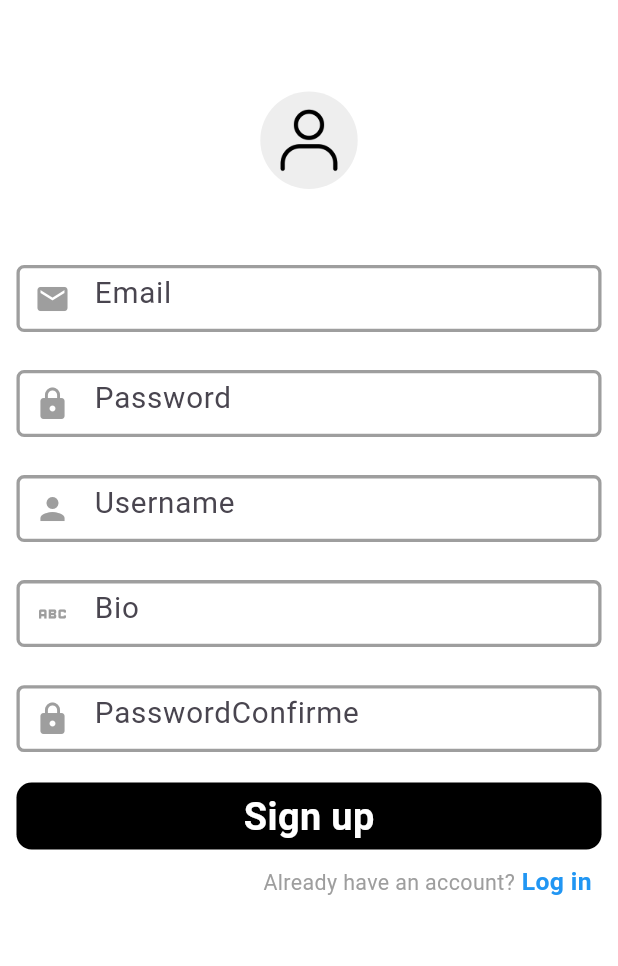
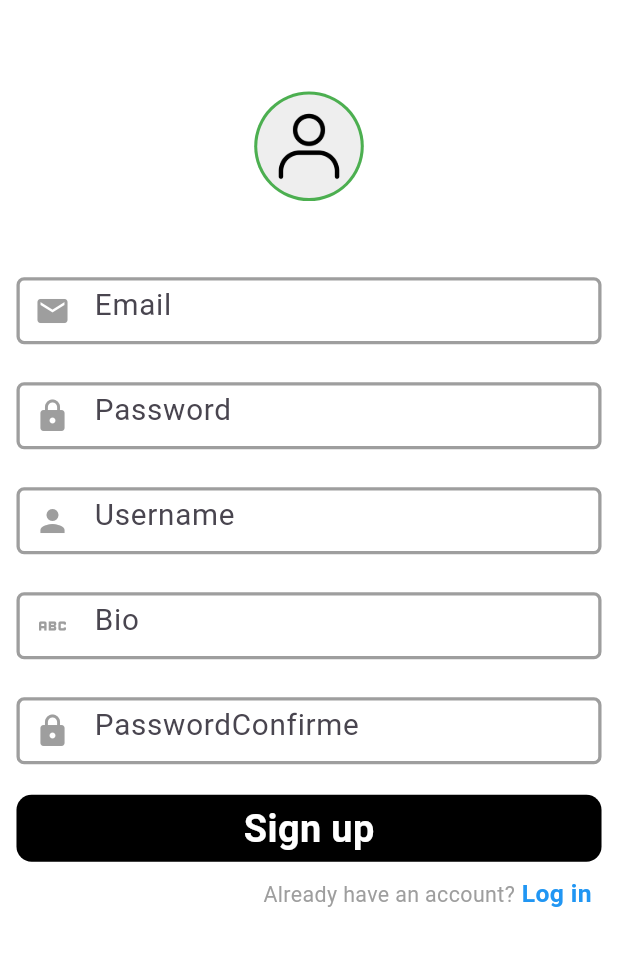
Before and after one commit to USMAFIA/insta_clone2, a Flutter app: the screen it shows after launch, after a tap on "Signup", on a phone screen of 412 x 824 dp, the part 119-1085 px from its top. Run offline on Flutter 3.47's test engine with Material 3 defaults, Android fonts, the phone set to English and light mode, and no system bars; our stand-ins replace cloud_firestore, firebase_auth, firebase_core, flutter_screenutil, image_picker; accounts and stored records are empty.

Commit message:
2ndd commit

```diff
--- a/lib/main.dart
+++ b/lib/main.dart
@@ -1,8 +1,14 @@
+import 'package:firebase_core/firebase_core.dart';
 import 'package:flutter/material.dart';
 import 'package:flutter_screenutil/flutter_screenutil.dart';
-import 'screens/auth/auth_screen.dart';
+import 'package:insta_clone2/screens/auth/mainpage.dart';
+import 'firebase_options.dart';
 
-void main() {
+void main() async {
+  WidgetsFlutterBinding.ensureInitialized();
+  await Firebase.initializeApp(
+    options: DefaultFirebaseOptions.currentPlatform,
+  );
   runApp(const MyApp());
 }
 
@@ -13,7 +19,7 @@ class MyApp extends StatelessWidget {
   Widget build(BuildContext context) {
     return const MaterialApp(
       debugShowCheckedModeBanner: false,
-      home: ScreenUtilInit(designSize: Size(375, 812),child: AuthPage()),
+      home: ScreenUtilInit(designSize: Size(375, 812), child: Mainpage()),
     );
   }
 }
--- /dev/null
+++ b/lib/screens/auth/mainpage.dart
@@ -0,0 +1,29 @@
+import 'package:firebase_auth/firebase_auth.dart';
+import 'package:flutter/material.dart';
+import 'package:insta_clone2/screens/auth/auth_screen.dart';
+import 'package:insta_clone2/screens/home.dart';
+
+class Mainpage extends StatefulWidget {
+  const Mainpage({super.key});
+
+  @override
+  State<Mainpage> createState() => _MainpageState();
+}
+
+class _MainpageState extends State<Mainpage> {
+  @override
+  Widget build(BuildContext context) {
+    return Scaffold(
+      body: StreamBuilder<User?>(
+        stream: FirebaseAuth.instance.authStateChanges(),
+        builder: (context, snapshot) {
+          if (snapshot.hasData) {
+            return const Home();
+          } else {
+            return const AuthPage();
+          }
+        },
+      ),
+    );
+  }
+}
--- a/lib/screens/signup_screen.dart
+++ b/lib/screens/signup_screen.dart
@@ -1,9 +1,14 @@
 import 'package:flutter/material.dart';
 import 'package:flutter_screenutil/flutter_screenutil.dart';
+import 'package:insta_clone2/data/firebase_services/firebase_auth.dart';
+import 'package:insta_clone2/utils/dialog.dart';
+import 'dart:io' as io;
+import 'package:insta_clone2/utils/exceptions.dart';
+import 'package:insta_clone2/utils/imagepicker.dart';
 
 class SignupScreen extends StatefulWidget {
   final VoidCallback show;
-  const SignupScreen(this.show,{super.key});
+  const SignupScreen(this.show, {super.key});
 
   @override
   State<SignupScreen> createState() => _SignupScreenState();
@@ -20,6 +25,17 @@ class _SignupScreenState extends State<SignupScreen> {
   FocusNode username_F = FocusNode();
   final passwordConfirme = TextEditingController();
   FocusNode passwordConfirme_F = FocusNode();
+  io.File? _imageFile;
+  @override
+  void dispose() {
+    super.dispose();
+    email.dispose();
+    password.dispose();
+    bio.dispose();
+    username.dispose();
+    passwordConfirme.dispose();
+  }
+
   @override
   Widget build(BuildContext context) {
     return Scaffold(
@@ -39,11 +55,34 @@ class _SignupScreenState extends State<SignupScreen> {
             SizedBox(
               height: 60.h,
             ),
-                Center(
+            InkWell(
+              onTap: () async {
+                io.File _imagefilee =
+                    await ImagePickerr().uploadImage('gallary');
+                setState(() {
+                  _imageFile = _imagefilee;
+                });
+              },
+              child: Center(
                 child: CircleAvatar(
-                    radius: 32.r,
+                  radius: 36.r,
+                  backgroundColor: Colors.green,
+                  child: _imageFile == null
+                      ? CircleAvatar(
+                          radius: 34.r,
                           backgroundColor: Colors.grey.shade200,
-                    backgroundImage: AssetImage('images/person.png'),
+                          backgroundImage:
+                              const AssetImage('images/person.png'),
+                        )
+                      : CircleAvatar(
+                          radius: 34.r,
+                          backgroundColor: Colors.grey.shade200,
+                          backgroundImage: Image.file(
+                            _imageFile!,
+                            fit: BoxFit.cover,
+                          ).image,
+                        ),
+                ),
               ),
             ),
             SizedBox(
@@ -57,11 +96,24 @@ class _SignupScreenState extends State<SignupScreen> {
             SizedBox(height: 25.h),
             Textfield(bio, Icons.abc, 'Bio', bio_F),
             SizedBox(height: 25.h),
-                Textfield(passwordConfirme, Icons.lock, 'PasswordConfirme', passwordConfirme_F),
+            Textfield(passwordConfirme, Icons.lock, 'PasswordConfirme',
+                passwordConfirme_F),
             SizedBox(
               height: 20.h,
             ),
-                Login(),
+            Signup(() async {
+              try {
+                await Authentication().Signup(
+                    email: email.text,
+                    password: password.text,
+                    passwordConfirme: passwordConfirme.text,
+                    username: username.text,
+                    bio: bio.text,
+                    profile: _imageFile ?? io.File(''));
+              } on exceptions catch (e) {
+                dialogBuilder(context, e.message);
+              }
+            }),
             SizedBox(
               height: 10.h,
             ),
@@ -97,9 +149,11 @@ class _SignupScreenState extends State<SignupScreen> {
     );
   }
 
-  Widget Login() {
+  Widget Signup(VoidCallback onTap) {
     return Padding(
       padding: EdgeInsets.symmetric(horizontal: 10.w),
+      child: InkWell(
+        onTap: onTap,
         child: Container(
           alignment: Alignment.center,
           width: double.infinity,
@@ -112,6 +166,7 @@ class _SignupScreenState extends State<SignupScreen> {
                 fontSize: 23.sp,
                 color: Colors.white,
                 fontWeight: FontWeight.bold),
+          ),
         ),
       ),
     );
--- /dev/null
+++ b/lib/utils/exceptions.dart
@@ -0,0 +1,4 @@
+class exceptions {
+  String message;
+  exceptions(this.message);
+}
--- a/pubspec.yaml
+++ b/pubspec.yaml
@@ -36,6 +36,10 @@ dependencies:
   # Use with the CupertinoIcons class for iOS style icons.
   cupertino_icons: ^1.0.8
   flutter_screenutil: ^5.9.3
+  cloud_firestore: ^5.5.1
+  firebase_auth: ^5.3.4
+  firebase_core: ^3.8.1
+  image_picker: ^1.1.2
 
 dev_dependencies:
   flutter_test:
```
Also changed, not shown: lib/data/firebase_services/firebase_auth.dart (added, +49 -0 lines), lib/data/firebase_services/firestore.dart (added, +27 -0 lines), lib/screens/home.dart (added, +15 -0 lines), lib/utils/dialog.dart (added, +32 -0 lines), lib/utils/imagepicker.dart (added, +13 -0 lines), firebase.json (added), lib/firebase_options.dart (added), pubspec.lock, 8 other files. Lines whose indentation alone changed are shown as unchanged.
